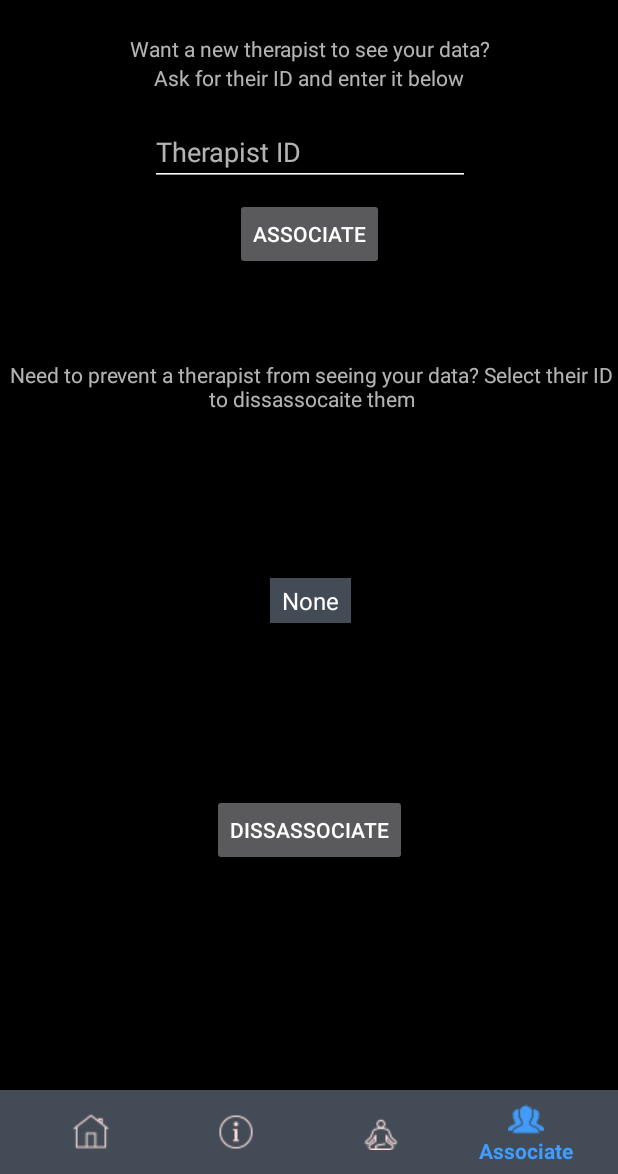
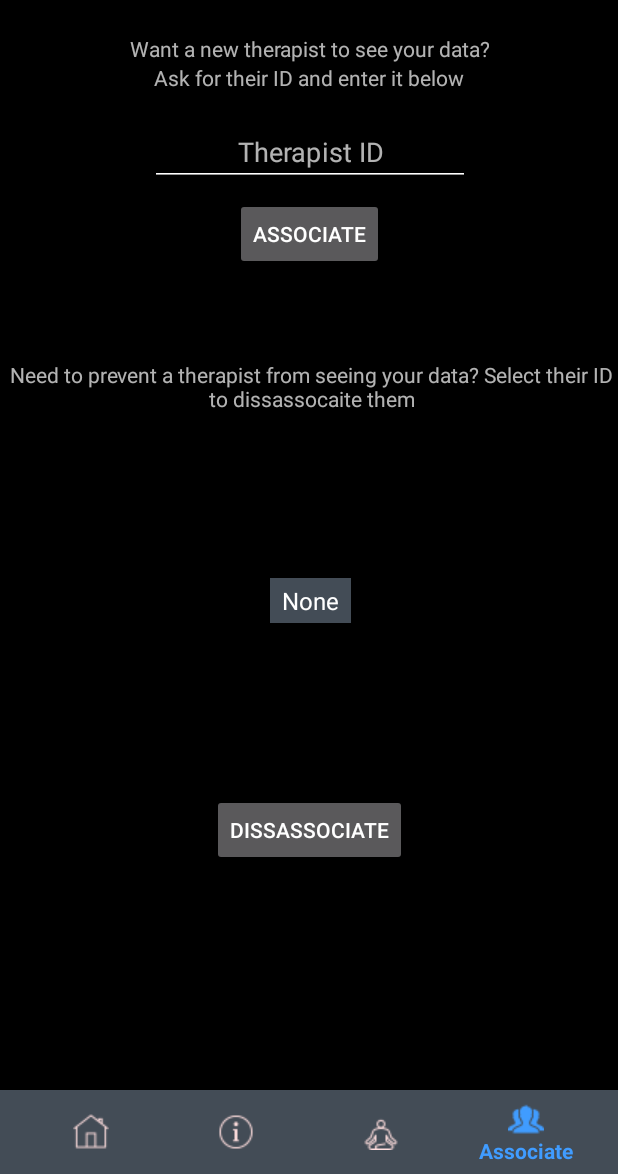
Before and after one commit to Padraigh-Jarvis/FYPAPP, an Android app: the screen it shows after launch once a user with an empty profile is signed in (MainMenu), item 4 of the bottom bar chosen, on a phone screen of 412 x 824 dp, the part 62-1236 px from its top. Run offline under Robolectric (Android 15) with nearby library versions, the phone set to English and light mode, and no system bars; our stand-ins replace Firebase (no records; nobody signed in at launch, a user with empty details on screens opened directly).

Commit message:
Finished application

```diff
--- a/build.gradle
+++ b/build.gradle
@@ -9,7 +9,7 @@ buildscript {
         google()
     }
     dependencies {
-        classpath 'com.android.tools.build:gradle:3.1.0'
+        classpath 'com.android.tools.build:gradle:3.1.1'
 
         // NOTE: Do not place your application dependencies here; they belong
         // in the individual module build.gradle files
--- a/mobile/src/main/res/layout/fragment_associate.xml
+++ b/mobile/src/main/res/layout/fragment_associate.xml
@@ -39,6 +39,7 @@
             android:layout_height="wrap_content"
             android:layout_marginTop="17dp"
             android:ems="10"
+            android:gravity="center"
             android:hint="Therapist ID"
             android:inputType="textPersonName"
             app:layout_constraintHorizontal_bias="0.502"
--- a/mobile/src/main/res/layout/fragment_view_data.xml
+++ b/mobile/src/main/res/layout/fragment_view_data.xml
@@ -38,7 +38,7 @@
             android:layout_height="wrap_content"
             android:layout_marginBottom="8dp"
             android:layout_marginTop="8dp"
-            android:text="Vew BMP data "
+            android:text="Vew BPM data "
             app:layout_constraintBottom_toBottomOf="parent"
             app:layout_constraintLeft_toLeftOf="parent"
             app:layout_constraintRight_toRightOf="parent"
```
